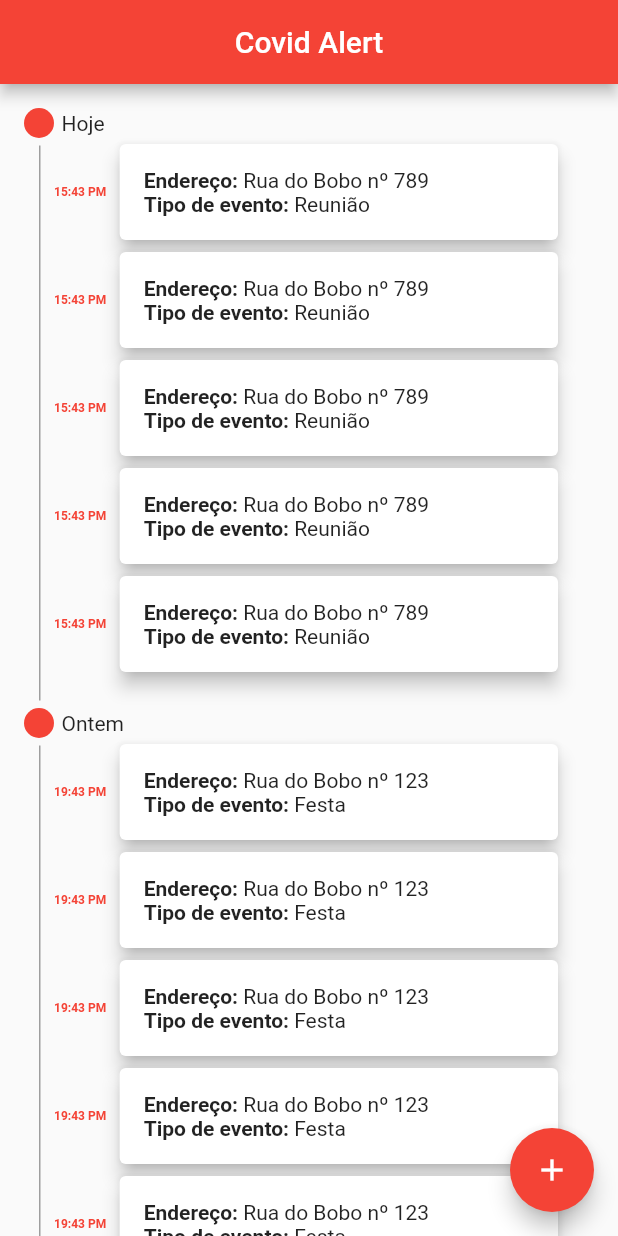
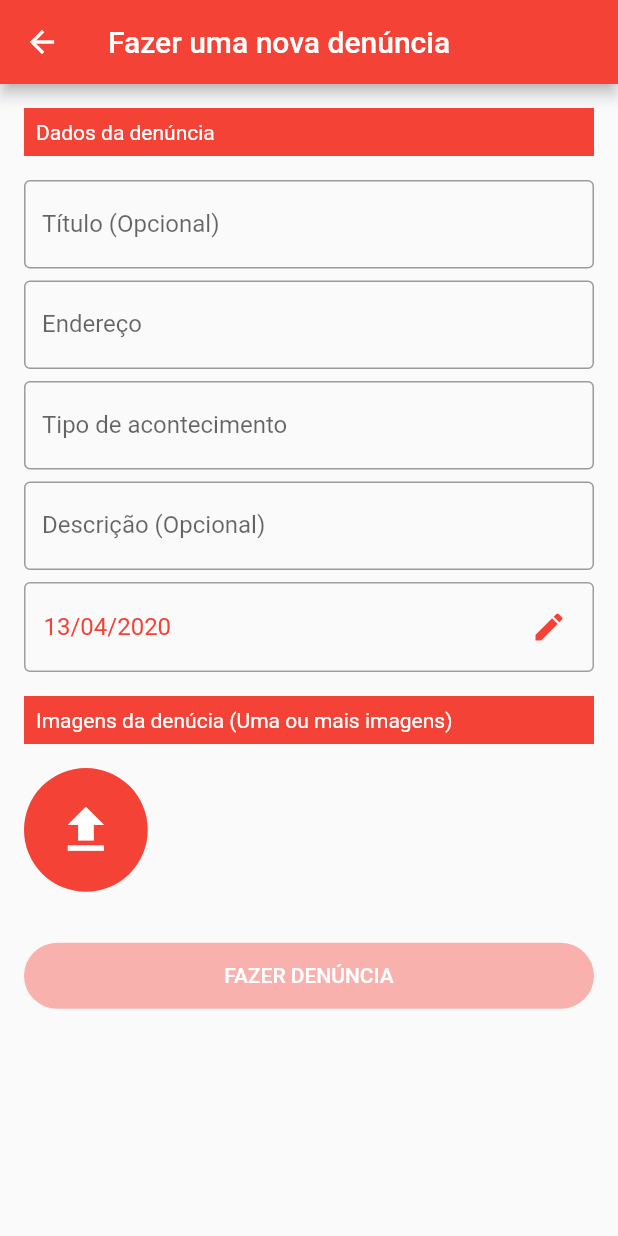
Before and after one commit to teresinahc/app-denuncia-aglomeracao-quarentena, a Flutter app: the screen it shows after launch, after a tap on the "add" icon, on a phone screen of 412 x 824 dp. Run offline on Flutter 3.47's test engine with Material 2 defaults, Android fonts, the phone set to English and light mode, and no system bars; our stand-ins replace flutter_mobx, get_it, image_picker, mobx; missing offline and left inert: image_fade; generated files the repository leaves out were written again.

Commit message:
Adds new denuncia screen

```diff
--- a/lib/main.dart
+++ b/lib/main.dart
@@ -1,19 +1,34 @@
+import 'package:covid_alert/shared/themes/theme_default.dart';
 import 'package:flutter/material.dart';
+import 'package:flutter_localizations/flutter_localizations.dart';
 import 'package:get_it/get_it.dart';
 import 'screens/home/controllers/home_controller.dart';
 import 'screens/home/home_screen.dart';
+import 'screens/new_denuncia/controllers/new_denuncia_controller.dart';
 
 void main() {
   GetIt.I.registerSingleton<HomeController>(HomeController());
+  GetIt.I.registerSingleton<NewDenunciaController>(NewDenunciaController());
   runApp(MyApp());
 }
 
 class MyApp extends StatelessWidget {
   @override
   Widget build(BuildContext context) {
-    return MaterialApp(
-      home: HomeScreen(),
-      theme: ThemeData(primaryColor: Colors.red, indicatorColor: Colors.red),
+    return GestureDetector(
+      onTap: () => FocusScope.of(context).requestFocus(FocusNode()),
+      child: MaterialApp(
+        localizationsDelegates: [
+          GlobalMaterialLocalizations.delegate,
+          GlobalWidgetsLocalizations.delegate,
+          GlobalCupertinoLocalizations.delegate
+        ],
+        supportedLocales: [
+          const Locale('pt', "BR"),
+        ],
+        home: HomeScreen(),
+        theme: themeDefault(),
+      ),
     );
   }
 }
--- a/lib/screens/home/controllers/home_controller.dart
+++ b/lib/screens/home/controllers/home_controller.dart
@@ -72,4 +72,9 @@ abstract class _HomeControllerBase with Store {
     _denuncias = temp.asObservable();
     stateLoadDenuncias = RequestState.SUCCESS;
   }
+
+  @action
+  insertDenuncia(Denuncia denuncia) {
+    _denuncias.add(denuncia);
+  }
 }
--- a/lib/screens/home/home_screen.dart
+++ b/lib/screens/home/home_screen.dart
@@ -1,7 +1,9 @@
 import 'package:covid_alert/screens/home/components/denuncia_tile.dart';
 import 'package:covid_alert/screens/home/components/screen_with_time_indicator.dart';
 import 'package:covid_alert/screens/home/controllers/home_controller.dart';
+import 'package:covid_alert/screens/new_denuncia/new_denuncia_screen.dart';
 import 'package:covid_alert/shared/enums/request_state_enum.dart';
+import 'package:covid_alert/shared/models/denuncia.dart';
 import 'package:flutter/material.dart';
 import 'package:flutter_mobx/flutter_mobx.dart';
 import 'package:get_it/get_it.dart';
@@ -30,7 +32,11 @@ class _HomeScreenState extends State<HomeScreen> {
         centerTitle: true,
       ),
       floatingActionButton: FloatingActionButton(
-        onPressed: () {},
+        onPressed: () async {
+          Denuncia newDenuncia = await Navigator.push(context,
+              MaterialPageRoute(builder: (context) => NewDenunciaScreen()));
+          if (newDenuncia != null) _homeController.insertDenuncia(newDenuncia);
+        },
         child: Icon(Icons.add),
         tooltip: "Fazer denúncia",
         backgroundColor: Theme.of(context).primaryColor,
@@ -58,7 +64,6 @@ class _HomeScreenState extends State<HomeScreen> {
                       height: MediaQuery.of(context).size.height,
                       width: MediaQuery.of(context).size.width,
                       child: Stack(
-                        // mainAxisAlignment: MainAxisAlignment.center,
                         alignment: Alignment.center,
                         children: <Widget>[
                           Text(
--- /dev/null
+++ b/lib/screens/new_denuncia/new_denuncia_screen.dart
@@ -0,0 +1,257 @@
+import 'package:covid_alert/shared/components/avatar.dart';
+import 'package:covid_alert/shared/components/custom_text_form_field.dart';
+import 'package:flutter/material.dart';
+import 'package:flutter_mobx/flutter_mobx.dart';
+import 'package:covid_alert/shared/themes/extensions.dart';
+import 'package:get_it/get_it.dart';
+import 'package:image_picker/image_picker.dart';
+import 'controllers/new_denuncia_controller.dart';
+
+class NewDenunciaScreen extends StatefulWidget {
+  @override
+  _NewDenunciaScreenState createState() => _NewDenunciaScreenState();
+}
+
+class _NewDenunciaScreenState extends State<NewDenunciaScreen> {
+  final _newDenunciaController = GetIt.I.get<NewDenunciaController>();
+  final List images = [];
+
+  @override
+  void initState() {
+    super.initState();
+    _newDenunciaController.initialize();
+  }
+
+  @override
+  Widget build(BuildContext context) {
+    return Scaffold(
+      appBar: AppBar(
+        title: Text("Fazer uma nova denúncia"),
+      ),
+      body: Container(
+        height: MediaQuery.of(context).size.height,
+        child: SingleChildScrollView(
+          child: Padding(
+            padding: const EdgeInsets.all(16.0),
+            child: Form(
+              child: Column(
+                crossAxisAlignment: CrossAxisAlignment.stretch,
+                children: <Widget>[
+                  _labelSection("Dados da denúncia"),
+                  _field(
+                      fieldName: "Título (Opcional)",
+                      onChanged: (str) {
+                        _newDenunciaController.setTitle(str);
+                      }),
+                  _field(
+                      fieldName: "Endereço",
+                      onChanged: (str) {
+                        _newDenunciaController.setAddress(str);
+                      }),
+                  _field(
+                      fieldName: "Tipo de acontecimento",
+                      onChanged: (str) {
+                        _newDenunciaController.setEvent(str);
+                      }),
+                  _field(
+                      fieldName: "Descrição (Opcional)",
+                      onChanged: (str) {
+                        _newDenunciaController.setDescription(str);
+                      }),
+                  _dateField(),
+                  _buildDivider(),
+                  _labelSection("Imagens da denúcia (Uma ou mais imagens)"),
+                  _imagensField(),
+                  _buildDivider(h: 32),
+                  Observer(
+                    builder: (_) {
+                      return RaisedButton(
+                              color: Theme.of(context).primaryColor,
+                              shape: RoundedRectangleBorder(
+                                  borderRadius: BorderRadius.circular(60)),
+                              child: Text("FAZER DENÚNCIA"),
+                              onPressed: _newDenunciaController.isValid
+                                  ? () {
+                                      Navigator.pop(context,
+                                          _newDenunciaController.denuncia);
+                                    }
+                                  : null)
+                          .asDls(context);
+                    },
+                  ),
+                ],
+              ),
+            ),
+          ),
+        ),
+      ),
+    );
+  }
+
+  _buildDivider({double h: 16}) {
+    return SizedBox(
+      height: h,
+    );
+  }
+
+  _labelSection(text) {
+    return Container(
+      margin: EdgeInsets.only(bottom: 16),
+      color: Theme.of(context).primaryColor,
+      padding: EdgeInsets.all(8),
+      child: Text(text, style: TextStyle(color: Colors.white)),
+    );
+  }
+
+  _field({@required String fieldName, ValueChanged<String> onChanged}) {
+    return CustomTextFormField(
+      textCapitalization: TextCapitalization.words,
+      fieldName: fieldName,
+      onChanged: onChanged,
+    );
+  }
+
+  _dateField() {
+    return Observer(
+      builder: (_) {
+        DateTime selectedDate = _newDenunciaController.denuncia.dateTime;
+        return Container(
+          padding: EdgeInsets.only(top: 5, bottom: 5, left: 12, right: 5),
+          child: Row(
+            children: <Widget>[
+              Expanded(
+                child: Text(
+                  selectedDate == null
+                      ? "Data"
+                      : "${selectedDate.day.toString().padLeft(2, "0")}/${selectedDate.month.toString().padLeft(2, "0")}/${selectedDate.year}",
+                  style: TextStyle(
+                      color: selectedDate == null
+                          ? Colors.grey[700]
+                          : Theme.of(context).primaryColor,
+                      fontSize: 16),
+                ),
+              ),
+              IconButton(
+                icon: Icon(
+                  Icons.edit,
+                  color: Theme.of(context).primaryColor,
+                ),
+                onPressed: () {
+                  FocusScope.of(context).requestFocus(FocusNode());
+                  showDatePicker(
+                          locale: Locale("pt", "BR"),
+                          context: context,
+                          initialDate: selectedDate,
+                          firstDate: DateTime(2020),
+                          lastDate: DateTime(2050))
+                      .then((newDate) {
+                    _newDenunciaController.setDate(newDate ?? selectedDate);
+                  });
+                },
+              )
+            ],
+          ),
+          decoration: BoxDecoration(
+              borderRadius: BorderRadius.circular(4),
+              border: Border.all(
+                width: 1,
+                color: Colors.grey,
+              )),
+        );
+      },
+    );
+  }
+
+  _imagensField() {
+    double radius = ((MediaQuery.of(context).size.width - 82) / 8);
+    return Wrap(
+      alignment: WrapAlignment.start,
+      direction: Axis.horizontal,
+      runSpacing: 14,
+      spacing: 14,
+      children: images.map<Widget>((file) {
+        return Stack(
+          children: <Widget>[
+            Avatar(
+              image: FileImage(file),
+              radius: radius,
+              isRemoveble: true,
+              onRemovePressed: () {
+                images.remove(file);
+                setState(() {});
+              },
+            ),
+          ],
+        );
+      }).toList()
+        ..add(Material(
+          color: Theme.of(context).primaryColor,
+          borderRadius: BorderRadius.circular(radius),
+          child: InkWell(
+            splashFactory: InkRipple.splashFactory,
+            borderRadius: BorderRadius.circular(radius),
+            onTap: () {
+              _addNewImage();
+            },
+            child: CircleAvatar(
+              radius: radius,
+              backgroundColor: Colors.transparent,
+              child: Icon(
+                Icons.file_upload,
+                size: radius,
+                color: Colors.white,
+              ),
+            ),
+          ),
+        )),
+    );
+  }
+
+  _addNewImage() {
+    FocusScope.of(context).requestFocus(FocusNode());
+    showModalBottomSheet(
+      context: context,
+      builder: (context) {
+        return Container(
+          height: 120,
+          child: Column(
+            children: <Widget>[
+              ListTile(
+                onTap: () async {
+                  Navigator.pop(context);
+                  var _image = await ImagePicker.pickImage(
+                      source: ImageSource.camera, imageQuality: 50);
+                  if (_image != null)
+                    setState(() {
+                      images.add(_image);
+                    });
+                },
+                title: Text(
+                  "Tirar uma foto",
+                  textAlign: TextAlign.center,
+                  style: TextStyle(color: Theme.of(context).primaryColor),
+                ),
+              ),
+              ListTile(
+                onTap: () async {
+                  Navigator.pop(context);
+                  var _image = await ImagePicker.pickImage(
+                      source: ImageSource.gallery, imageQuality: 50);
+                  if (_image != null)
+                    setState(() {
+                      images.add(_image);
+                    });
+                },
+                title: Text(
+                  "Escolher da galeria",
+                  textAlign: TextAlign.center,
+                  style: TextStyle(color: Theme.of(context).primaryColor),
+                ),
+              )
+            ],
+          ),
+        );
+      },
+    );
+  }
+}
--- /dev/null
+++ b/lib/shared/components/custom_text_form_field.dart
@@ -0,0 +1,134 @@
+import 'package:flutter/material.dart';
+import 'package:flutter/services.dart';
+
+class CustomTextFormField extends StatelessWidget {
+  final String fieldName;
+  final String initialValue;
+  final FocusNode focusNode;
+  final TextInputType keyboardType;
+  final TextCapitalization textCapitalization;
+  final TextInputAction textInputAction;
+  final StrutStyle strutStyle;
+  final TextDirection textDirection;
+  final TextAlign textAlign;
+  final TextAlignVertical textAlignVertical;
+  final bool autofocus;
+  final bool readOnly;
+  final ToolbarOptions toolbarOptions;
+  final bool showCursor;
+  final bool obscureText;
+  final bool autocorrect;
+  final bool enableSuggestions;
+  final bool autovalidate;
+  final bool maxLengthEnforced;
+  final int maxLines;
+  final int minLines;
+  final bool expands;
+  final int maxLength;
+  final ValueChanged<String> onChanged;
+  final GestureTapCallback onTap;
+  final VoidCallback onEditingComplete;
+  final ValueChanged<String> onFieldSubmitted;
+  final FormFieldSetter<String> onSaved;
+  final FormFieldValidator<String> validator;
+  final List<TextInputFormatter> inputFormatters;
+  final bool enabled;
+  final double cursorWidth;
+  final Radius cursorRadius;
+  final Brightness keyboardAppearance;
+  final EdgeInsets scrollPadding;
+  final bool enableInteractiveSelection;
+  final TextEditingController controller;
+
+  const CustomTextFormField(
+      {Key key,
+      @required this.fieldName,
+      this.textAlign: TextAlign.start,
+      this.enableInteractiveSelection: true,
+      this.textCapitalization: TextCapitalization.none,
+      this.autofocus: false,
+      this.readOnly: false,
+      this.obscureText: false,
+      this.expands: false,
+      this.autocorrect: true,
+      this.enableSuggestions: true,
+      this.autovalidate: false,
+      this.maxLengthEnforced: true,
+      this.maxLines: 1,
+      this.controller,
+      this.scrollPadding: const EdgeInsets.all(20.0),
+      this.cursorWidth: 2.0,
+      this.initialValue,
+      this.enabled: true,
+      this.focusNode,
+      this.keyboardType,
+      this.textInputAction,
+      this.strutStyle,
+      this.textDirection,
+      this.textAlignVertical,
+      this.toolbarOptions,
+      this.showCursor,
+      this.minLines,
+      this.maxLength,
+      this.onChanged,
+      this.onTap,
+      this.onEditingComplete,
+      this.onFieldSubmitted,
+      this.onSaved,
+      this.validator,
+      this.inputFormatters,
+      this.cursorRadius,
+      this.keyboardAppearance})
+      : super(key: key);
+
+  @override
+  Widget build(BuildContext context) {
+    return Padding(
+        padding: const EdgeInsets.only(bottom: 8.0),
+        child: TextFormField(
+          onSaved: this.onSaved,
+          autovalidate: this.autovalidate,
+          initialValue: this.initialValue,
+          controller: this.controller,
+          validator: this.validator,
+          focusNode: this.focusNode,
+          keyboardType: this.keyboardType,
+          textInputAction: this.textInputAction,
+          strutStyle: this.strutStyle,
+          textAlign: this.textAlign,
+          textAlignVertical: this.textAlignVertical,
+          textDirection: this.textDirection,
+          textCapitalization: this.textCapitalization,
+          autofocus: this.autofocus,
+          toolbarOptions: this.toolbarOptions,
+          readOnly: this.readOnly,
+          showCursor: this.showCursor,
+          obscureText: this.obscureText,
+          autocorrect: this.autocorrect,
+          enableSuggestions: this.enableSuggestions,
+          maxLengthEnforced: this.maxLengthEnforced,
+          maxLines: this.maxLines,
+          minLines: this.minLines,
+          expands: this.expands,
+          maxLength: this.maxLength,
+          onChanged: this.onChanged,
+          onTap: this.onTap,
+          onEditingComplete: this.onEditingComplete,
+          onFieldSubmitted: this.onFieldSubmitted,
+          inputFormatters: this.inputFormatters,
+          enabled: this.enabled,
+          cursorWidth: this.cursorWidth,
+          cursorRadius: this.cursorRadius,
+          scrollPadding: this.scrollPadding,
+          keyboardAppearance: this.keyboardAppearance,
+          enableInteractiveSelection: this.enableInteractiveSelection,
+          style: TextStyle(color: Theme.of(context).primaryColor),
+          cursorColor: Theme.of(context).primaryColor,
+          decoration: InputDecoration(
+              border: OutlineInputBorder(),
+              hintText:
+                  "Digite ${fieldName.toLowerCase() == "descrição (opcional)" ? "uma" : "um"} ${fieldName.toLowerCase()}",
+              labelText: fieldName),
+        ));
+  }
+}
--- /dev/null
+++ b/lib/shared/themes/extensions.dart
@@ -0,0 +1,32 @@
+import 'package:flutter/material.dart';
+
+extension RaisedButtonExtension on RaisedButton {
+  Widget asDls(BuildContext context) {
+    return RaisedButton(
+      disabledColor: Theme.of(context).primaryColor.withOpacity(0.4),
+      disabledTextColor: Colors.white,
+      onPressed: this.onPressed,
+      child: this.child,
+      color: Theme.of(context).primaryColor,
+      padding: const EdgeInsets.all(14.0),
+      shape: RoundedRectangleBorder(borderRadius: BorderRadius.circular(64)),
+    );
+  }
+}
+
+extension TextFieldExtension on TextFormField {
+  Widget asDls({@required BuildContext context, @required String fieldName}) {
+    return Padding(
+      padding: const EdgeInsets.only(bottom: 8.0),
+      child: TextFormField(
+        style: TextStyle(color: Theme.of(context).primaryColor),
+        cursorColor: Theme.of(context).primaryColor,
+        decoration: InputDecoration(
+            border: OutlineInputBorder(),
+            hintText:
+                "Digite ${fieldName.toLowerCase() == "descrição (opcional)" ? "uma" : "um"} ${fieldName.toLowerCase()}",
+            labelText: fieldName),
+      ),
+    );
+  }
+}
--- /dev/null
+++ b/lib/shared/themes/theme_default.dart
@@ -0,0 +1,10 @@
+import 'package:flutter/material.dart';
+
+themeDefault() {
+  return ThemeData(
+      accentColor: Colors.red,
+      primarySwatch: Colors.red,
+      primaryColor: Colors.red,
+      indicatorColor: Colors.red,
+      buttonTheme: ButtonThemeData(textTheme: ButtonTextTheme.primary));
+}
--- a/pubspec.yaml
+++ b/pubspec.yaml
@@ -14,14 +14,18 @@ description: A new Flutter project.
 version: 1.0.0+1
 
 environment:
-  sdk: ">=2.1.0 <3.0.0"
+  sdk: ">=2.6.0 <3.0.0"
 
 dependencies:
+  flutter_localizations:
+    sdk: flutter
   flutter:
     sdk: flutter
   mobx: ^1.1.1
   flutter_mobx: ^1.1.0
   get_it: ^4.0.1
+  image_fade: ^0.2.1
+  image_picker: ^0.6.5
 
 
   # The following adds the Cupertino Icons font to your application.
```
Also changed, not shown: lib/screens/new_denuncia/controllers/new_denuncia_controller.dart (added, +70 -0 lines), lib/shared/components/avatar.dart (added, +94 -0 lines), lib/shared/models/denuncia.dart (+13 -1 lines), lib/screens/home/controllers/home_controller.g.dart, lib/screens/new_denuncia/controllers/new_denuncia_controller.g.dart (added), pubspec.lock.
